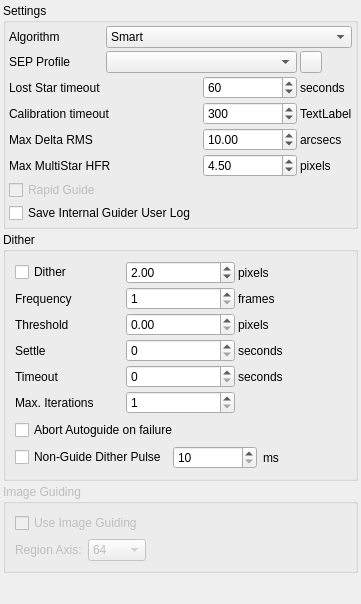
First picture: the form in kstars/ekos/guide/opsguide.ui, repository KDE/kstars, before the edit.
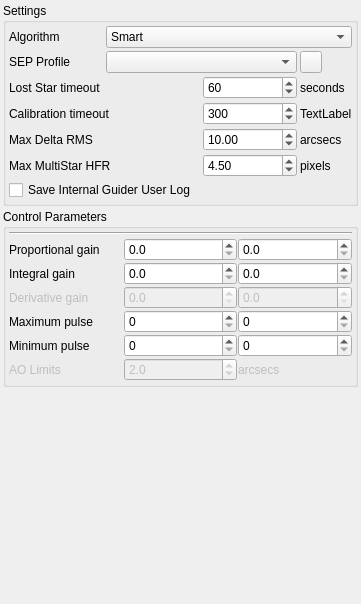
Second picture: the form after the edit.

Patch:
```diff
--- a/kstars/ekos/guide/opsguide.ui
+++ b/kstars/ekos/guide/opsguide.ui
@@ -84,16 +84,6 @@
         </property>
        </widget>
       </item>
-      <item row="7" column="0" colspan="4">
-       <widget class="QCheckBox" name="kcfg_RapidGuideEnabled">
-        <property name="enabled">
-         <bool>false</bool>
-        </property>
-        <property name="text">
-         <string>Rapid Guide</string>
-        </property>
-       </widget>
-      </item>
       <item row="2" column="2">
        <widget class="QSpinBox" name="kcfg_GuideLostStarTimeout">
         <property name="maximum">
@@ -276,300 +266,225 @@
    <item>
     <widget class="QGroupBox" name="groupBox_3">
      <property name="title">
-      <string>Dither</string>
+      <string>Control Parameters</string>
      </property>
-     <layout class="QVBoxLayout" name="verticalLayout">
+     <layout class="QVBoxLayout" name="verticalLayout_3">
+      <property name="spacing">
+       <number>3</number>
+      </property>
+      <property name="leftMargin">
+       <number>3</number>
+      </property>
+      <property name="topMargin">
+       <number>3</number>
+      </property>
+      <property name="rightMargin">
+       <number>3</number>
+      </property>
+      <property name="bottomMargin">
+       <number>3</number>
+      </property>
       <item>
-       <layout class="QGridLayout" name="gridLayout">
+       <widget class="Line" name="line">
+        <property name="orientation">
+         <enum>Qt::Horizontal</enum>
+        </property>
+       </widget>
+      </item>
+      <item>
+       <layout class="QGridLayout" name="gridLayout_3">
         <property name="spacing">
-         <number>3</number>
+         <number>1</number>
         </property>
-        <item row="0" column="1">
-         <widget class="QDoubleSpinBox" name="kcfg_DitherPixels">
-          <property name="toolTip">
-           <string>Number of pixels to move the guiding square in a random direction.</string>
-          </property>
-          <property name="minimum">
-           <double>0.100000000000000</double>
-          </property>
-          <property name="maximum">
-           <double>10.000000000000000</double>
-          </property>
-          <property name="singleStep">
-           <double>0.100000000000000</double>
-          </property>
-          <property name="value">
-           <double>2.000000000000000</double>
-          </property>
-         </widget>
-        </item>
-        <item row="3" column="0">
-         <widget class="QLabel" name="label_4">
-          <property name="toolTip">
-           <string>After dither is successful, wait for this many seconds before proceeding.</string>
-          </property>
-          <property name="text">
-           <string>Settle</string>
-          </property>
-         </widget>
-        </item>
-        <item row="3" column="2">
-         <widget class="QLabel" name="label_5">
-          <property name="text">
-           <string>seconds</string>
-          </property>
-         </widget>
-        </item>
-        <item row="2" column="0">
-         <widget class="QLabel" name="label_6">
-          <property name="toolTip">
-           <string/>
-          </property>
-          <property name="text">
-           <string>Threshold</string>
-          </property>
-         </widget>
-        </item>
-        <item row="4" column="1">
-         <widget class="QSpinBox" name="kcfg_DitherTimeout">
-          <property name="toolTip">
-           <string>time limit for successful dither settling</string>
-          </property>
-          <property name="maximum">
-           <number>360</number>
-          </property>
-         </widget>
-        </item>
         <item row="0" column="0">
-         <widget class="QCheckBox" name="kcfg_DitherEnabled">
+         <widget class="QLabel" name="l_11">
           <property name="toolTip">
            <string>Move locked guiding square location after frame capture</string>
           </property>
           <property name="text">
-           <string>Dither</string>
+           <string>Proportional gain</string>
+          </property>
+         </widget>
+        </item>
+        <item row="0" column="1">
+         <widget class="QDoubleSpinBox" name="spinBox_PropGainRA">
+          <property name="decimals">
+           <number>1</number>
+          </property>
+          <property name="maximum">
+           <double>1000.000000000000000</double>
           </property>
          </widget>
         </item>
         <item row="0" column="2">
-         <widget class="QLabel" name="l_22">
+         <widget class="QDoubleSpinBox" name="spinBox_PropGainDEC">
+          <property name="decimals">
+           <number>1</number>
+          </property>
+          <property name="maximum">
+           <double>1000.000000000000000</double>
+          </property>
+         </widget>
+        </item>
+        <item row="1" column="0">
+         <widget class="QLabel" name="l_12">
+          <property name="toolTip">
+           <string>&lt;html&gt;&lt;head/&gt;&lt;body&gt;&lt;p&gt;Integral term accounts for past values of the error. For example, if the current pulse is not sufficiently strong, the integral of the error will accumulate over time, and the guider will respond by applying a stronger action.&lt;/p&gt;&lt;/body&gt;&lt;/html&gt;</string>
+          </property>
           <property name="text">
-           <string>pixels</string>
+           <string>Integral gain</string>
+          </property>
+         </widget>
+        </item>
+        <item row="1" column="1">
+         <widget class="QDoubleSpinBox" name="spinBox_IntGainRA">
+          <property name="decimals">
+           <number>1</number>
+          </property>
+          <property name="maximum">
+           <double>1000.000000000000000</double>
+          </property>
+         </widget>
+        </item>
+        <item row="1" column="2">
+         <widget class="QDoubleSpinBox" name="spinBox_IntGainDEC">
+          <property name="decimals">
+           <number>1</number>
+          </property>
+          <property name="maximum">
+           <double>1000.000000000000000</double>
+          </property>
+         </widget>
+        </item>
+        <item row="2" column="0">
+         <widget class="QLabel" name="l_13">
+          <property name="enabled">
+           <bool>false</bool>
+          </property>
+          <property name="toolTip">
+           <string>Derivative term accounts for possible future trends of the error, based on its current rate of change.</string>
+          </property>
+          <property name="text">
+           <string>Derivative gain</string>
           </property>
          </widget>
         </item>
         <item row="2" column="1">
-         <widget class="QDoubleSpinBox" name="kcfg_DitherThreshold">
-          <property name="toolTip">
-           <string>Maximum allowable distance for guiding to be considered settled.</string>
+         <widget class="QDoubleSpinBox" name="spinBox_DerGainRA">
+          <property name="enabled">
+           <bool>false</bool>
+          </property>
+          <property name="decimals">
+           <number>1</number>
           </property>
           <property name="maximum">
-           <double>50.000000000000000</double>
-          </property>
-         </widget>
-        </item>
-        <item row="4" column="2">
-         <widget class="QLabel" name="label_9">
-          <property name="text">
-           <string>seconds</string>
+           <double>1000.000000000000000</double>
           </property>
          </widget>
         </item>
         <item row="2" column="2">
-         <widget class="QLabel" name="label_7">
-          <property name="text">
-           <string>pixels</string>
+         <widget class="QDoubleSpinBox" name="spinBox_DerGainDEC">
+          <property name="enabled">
+           <bool>false</bool>
+          </property>
+          <property name="decimals">
+           <number>1</number>
+          </property>
+          <property name="maximum">
+           <double>1000.000000000000000</double>
           </property>
          </widget>
         </item>
-        <item row="4" column="0">
-         <widget class="QLabel" name="label_8">
+        <item row="3" column="0">
+         <widget class="QLabel" name="l_14">
+          <property name="toolTip">
+           <string>&lt;html&gt;&lt;head/&gt;&lt;body&gt;&lt;p&gt;Maximum guide pulse that is generated by the guider and sent to the mount.&lt;/p&gt;&lt;/body&gt;&lt;/html&gt;</string>
+          </property>
           <property name="text">
-           <string>Timeout</string>
+           <string>Maximum pulse</string>
           </property>
          </widget>
         </item>
         <item row="3" column="1">
-         <widget class="QSpinBox" name="kcfg_DitherSettle">
-          <property name="toolTip">
-           <string>After dither is successful, wait for this many seconds before proceeding.</string>
-          </property>
+         <widget class="QSpinBox" name="spinBox_MaxPulseRA">
           <property name="maximum">
-           <number>360</number>
+           <number>9999</number>
           </property>
          </widget>
         </item>
-        <item row="1" column="1">
-         <widget class="QSpinBox" name="kcfg_DitherFrames">
-          <property name="toolTip">
-           <string>Dither after this many captured frames in the CCD module</string>
-          </property>
-          <property name="minimum">
-           <number>1</number>
-          </property>
+        <item row="3" column="2">
+         <widget class="QSpinBox" name="spinBox_MaxPulseDEC">
           <property name="maximum">
-           <number>60</number>
+           <number>9999</number>
           </property>
          </widget>
         </item>
-        <item row="1" column="2">
-         <widget class="QLabel" name="label">
+        <item row="4" column="0">
+         <widget class="QLabel" name="l_15">
+          <property name="toolTip">
+           <string>&lt;html&gt;&lt;head/&gt;&lt;body&gt;&lt;p&gt;Minimum guide pulse that is sent to the mount. If the generated pulse is less than this value, then no pulse is sent to the mount.&lt;/p&gt;&lt;/body&gt;&lt;/html&gt;</string>
+          </property>
           <property name="text">
-           <string>frames</string>
+           <string>Minimum pulse</string>
           </property>
          </widget>
         </item>
-        <item row="1" column="0">
-         <widget class="QLabel" name="label_15">
-          <property name="toolTip">
-           <string>Dither after this many captured frames in the CCD module</string>
+        <item row="4" column="1">
+         <widget class="QSpinBox" name="spinBox_MinPulseRA">
+          <property name="maximum">
+           <number>9999</number>
           </property>
-          <property name="text">
-           <string>Frequency</string>
+         </widget>
+        </item>
+        <item row="4" column="2">
+         <widget class="QSpinBox" name="spinBox_MinPulseDEC">
+          <property name="maximum">
+           <number>9999</number>
           </property>
          </widget>
         </item>
         <item row="5" column="0">
-         <widget class="QLabel" name="label_3">
-          <property name="toolTip">
-           <string>&lt;html&gt;&lt;head/&gt;&lt;body&gt;&lt;p&gt;Maximum dithering iteration attempts before giving up&lt;/p&gt;&lt;/body&gt;&lt;/html&gt;</string>
+         <widget class="QLabel" name="l_23">
+          <property name="enabled">
+           <bool>false</bool>
           </property>
           <property name="text">
-           <string>Max. Iterations</string>
+           <string>AO Limits</string>
           </property>
          </widget>
         </item>
         <item row="5" column="1">
-         <widget class="QSpinBox" name="kcfg_DitherMaxIterations">
+         <widget class="QDoubleSpinBox" name="spinBox_AOLimit">
+          <property name="enabled">
+           <bool>false</bool>
+          </property>
           <property name="toolTip">
            <string>&lt;html&gt;&lt;head/&gt;&lt;body&gt;&lt;p&gt;Maximum dithering iteration attempts before giving up&lt;/p&gt;&lt;/body&gt;&lt;/html&gt;</string>
           </property>
-          <property name="minimum">
+          <property name="decimals">
            <number>1</number>
           </property>
           <property name="maximum">
-           <number>30</number>
-          </property>
-         </widget>
-        </item>
-       </layout>
-      </item>
-      <item>
-       <widget class="QCheckBox" name="kcfg_DitherFailAbortsAutoGuide">
-        <property name="toolTip">
-         <string>&lt;html&gt;&lt;head/&gt;&lt;body&gt;&lt;p&gt;If checked, autoguiding is aborted when dithering fails. Otherwise, guiding resumes normally.&lt;/p&gt;&lt;/body&gt;&lt;/html&gt;</string>
-        </property>
-        <property name="text">
-         <string>Abort Autoguide on failure</string>
-        </property>
-       </widget>
-      </item>
-      <item>
-       <layout class="QHBoxLayout" name="horizontalLayout">
-        <item>
-         <widget class="QCheckBox" name="kcfg_DitherNoGuiding">
-          <property name="toolTip">
-           <string>&lt;html&gt;&lt;head/&gt;&lt;body&gt;&lt;p&gt;Perform dithering when not guiding.&lt;/p&gt;&lt;/body&gt;&lt;/html&gt;</string>
-          </property>
-          <property name="text">
-           <string>Non-Guide Dither Pulse</string>
-          </property>
-         </widget>
-        </item>
-        <item>
-         <widget class="QSpinBox" name="kcfg_DitherNoGuidingPulse">
-          <property name="toolTip">
-           <string>Pulse length in milliseconds to command mount motion in a random direction</string>
-          </property>
-          <property name="minimum">
-           <number>10</number>
-          </property>
-          <property name="maximum">
-           <number>10000</number>
+           <double>30.000000000000000</double>
           </property>
           <property name="singleStep">
            <number>100</number>
           </property>
-         </widget>
-        </item>
-        <item>
-         <widget class="QLabel" name="label_10">
-          <property name="text">
-           <string>ms</string>
+          <property name="value">
+           <double>2.000000000000000</double>
           </property>
          </widget>
         </item>
-       </layout>
-      </item>
-     </layout>
-    </widget>
-   </item>
-   <item>
-    <widget class="QGroupBox" name="groupBox_2">
-     <property name="enabled">
-      <bool>false</bool>
-     </property>
-     <property name="title">
-      <string>Image Guiding</string>
-     </property>
-     <layout class="QVBoxLayout" name="verticalLayout_3">
-      <item>
-       <widget class="QCheckBox" name="kcfg_ImageGuidingEnabled">
-        <property name="text">
-         <string>Use Image Guiding</string>
-        </property>
-       </widget>
-      </item>
-      <item>
-       <layout class="QHBoxLayout" name="horizontalLayout_2">
-        <item>
-         <widget class="QLabel" name="label_2">
+        <item row="5" column="2">
+         <widget class="QLabel" name="l_24">
+          <property name="enabled">
+           <bool>false</bool>
+          </property>
           <property name="text">
-           <string>Region Axis:</string>
+           <string>arcsecs</string>
           </property>
          </widget>
         </item>
-        <item>
-         <widget class="QComboBox" name="kcfg_GuideRegionAxis">
-          <item>
-           <property name="text">
-            <string>64</string>
-           </property>
-          </item>
-          <item>
-           <property name="text">
-            <string>128</string>
-           </property>
-          </item>
-          <item>
-           <property name="text">
-            <string>256</string>
-           </property>
-          </item>
-          <item>
-           <property name="text">
-            <string>512</string>
-           </property>
-          </item>
-          <item>
-           <property name="text">
-            <string>1024</string>
-           </property>
-          </item>
-         </widget>
-        </item>
-        <item>
-         <spacer name="horizontalSpacer_3">
-          <property name="orientation">
-           <enum>Qt::Horizontal</enum>
-          </property>
-          <property name="sizeHint" stdset="0">
-           <size>
-            <width>40</width>
-            <height>20</height>
-           </size>
-          </property>
-         </spacer>
-        </item>
        </layout>
       </item>
      </layout>
```
Left out of the diff: 10 changed lines with no effect on the pictures.
